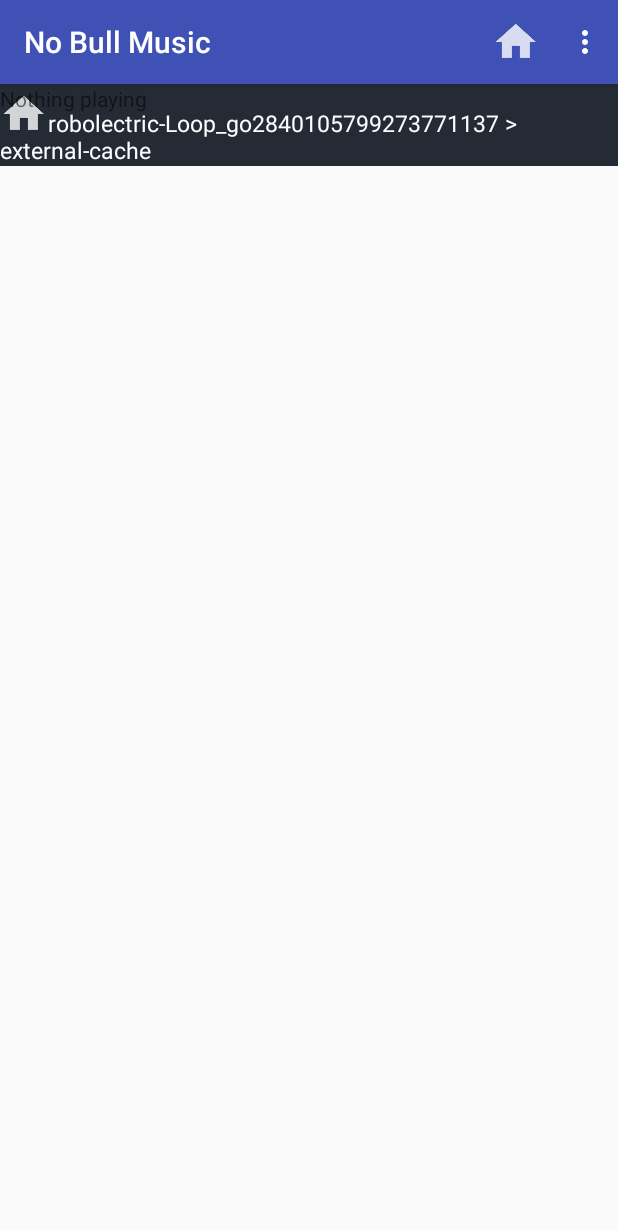
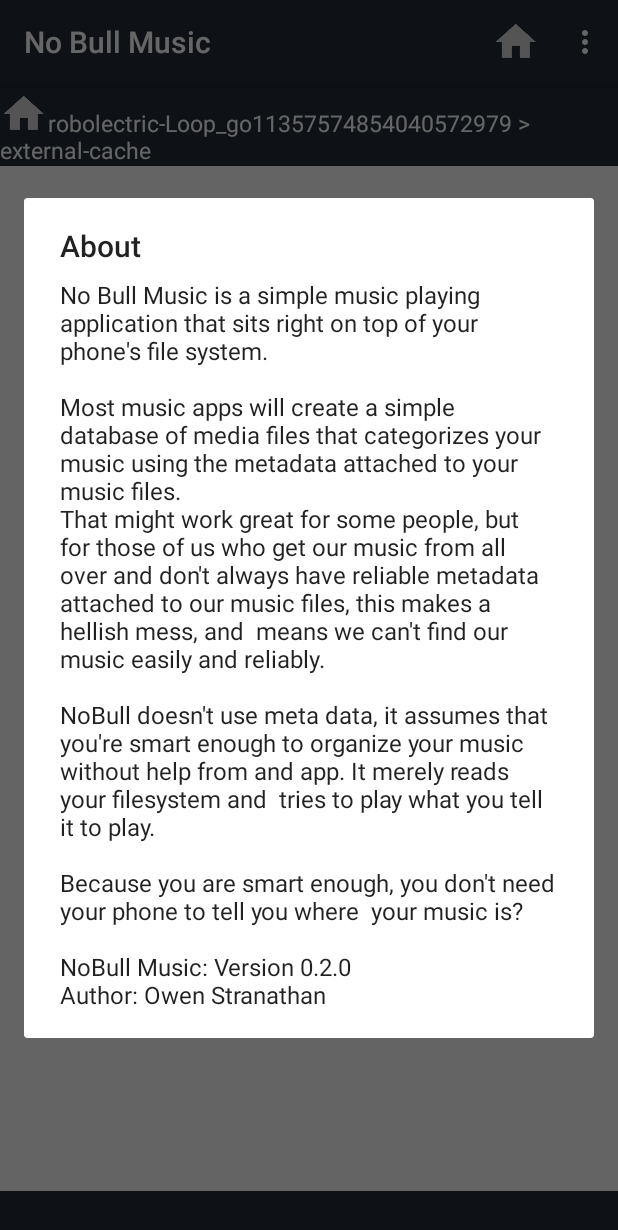
Before and after one commit to owenstranathan/NobleShitMusic, an Android app: the screen it shows after launch (MainActivity), in the options menu, after a tap on "About", on a phone screen of 412 x 824 dp. Shown: the top 1230 px of the screen. Run offline under Robolectric (Android 15) with nearby library versions, the phone set to English and light mode, and no system bars; 2 statements that could not run were skipped.

Commit message:
I think it's pretty much finished, gonna use it for a few days to work out any bugs that probably exist.

```diff
--- /dev/null
+++ b/app/src/main/java/com/noble_shit/noodle/nobleshitmusic/AboutDialogFragment.java
@@ -0,0 +1,36 @@
+package com.noble_shit.noodle.nobleshitmusic;
+
+import android.app.AlertDialog;
+import android.app.Dialog;
+import android.app.DialogFragment;
+import android.content.DialogInterface;
+import android.os.Bundle;
+
+/**
+ * Created by Noodle on 8/13/17.
+ */
+
+public class AboutDialogFragment extends DialogFragment {
+    @Override
+    public Dialog onCreateDialog(Bundle savedInstanceState) {
+
+        AlertDialog.Builder AboutDialog = new AlertDialog.Builder(getActivity());
+
+        AboutDialog.setTitle("About");
+
+        AboutDialog.setMessage("No Bull Music is a simple music playing application that sits right" +
+                " on top of your phone's file system.\n\nMost music apps will create a simple database of media files" +
+                " that categorizes your music using the metadata attached to your music files.\n" +
+                "That might work great for some people, but for those of us who get our music from all over " +
+                "and don't always have reliable metadata attached to our music files, this makes a hellish mess, and " +
+                " means we can't find our music easily and reliably.\n\nNoBull doesn't use meta data, it assumes" +
+                " that you're smart enough to organize your music without help from and app. It merely reads your filesystem and " +
+                " tries to play what you tell it to play. \n\nBecause you are smart enough, you don't need your phone to tell you where " +
+                " your music is?\n\n" +
+                "NoBull Music: Version " + getString(R.string.app_version) + "\n" +
+                "Author: " + getString(R.string.author));
+
+        return AboutDialog.create();
+
+    }
+}
--- a/app/src/main/java/com/noble_shit/noodle/nobleshitmusic/MainActivity.java
+++ b/app/src/main/java/com/noble_shit/noodle/nobleshitmusic/MainActivity.java
@@ -1,14 +1,19 @@
 package com.noble_shit.noodle.nobleshitmusic;
 
+import android.app.ActionBar;
+import android.app.DialogFragment;
+import android.content.BroadcastReceiver;
 import android.content.ComponentName;
 import android.content.Context;
 import android.content.Intent;
+import android.content.IntentFilter;
 import android.content.ServiceConnection;
 import android.content.SharedPreferences;
-import android.graphics.Typeface;
-import android.os.Build;
+import android.graphics.Color;
+import android.graphics.drawable.ColorDrawable;
 import android.os.Environment;
 import android.os.IBinder;
+import android.support.v4.content.LocalBroadcastManager;
 import android.support.v7.app.AppCompatActivity;
 import android.os.Bundle;
 import android.text.SpannableString;
@@ -19,7 +24,6 @@ import android.view.MenuInflater;
 import android.view.MenuItem;
 import android.view.View;
 import android.widget.AdapterView;
-import android.widget.ArrayAdapter;
 import android.widget.ListView;
 import android.widget.MediaController;
 import android.widget.TextView;
@@ -27,9 +31,7 @@ import android.widget.TextView;
 import com.noble_shit.noodle.MusicService;
 
 import java.io.File;
-import java.io.IOException;
 import java.util.ArrayList;
-import java.util.Arrays;
 import java.util.Collections;
 import java.util.List;
 
@@ -48,6 +50,7 @@ public class MainActivity extends AppCompatActivity
     private DirectoryStack  directoryStack;
 
     private TextView        directoryTextView;
+    private TextView        currentFileTextView;
 
     private boolean activityPaused = false;
 
@@ -62,7 +65,18 @@ public class MainActivity extends AppCompatActivity
 
     private MusicController musicController;
 
-    private boolean playbackPaused = false;
+
+    private Menu menu;
+
+    // Broadcast receiver to determine when music player has been prepared
+    private BroadcastReceiver onPrepareReceiver = new BroadcastReceiver() {
+        @Override
+        public void onReceive(Context c, Intent i) {
+            // When music player has been prepared, show controller
+            showController();
+        }
+    };
+
 
 
     /****************
@@ -72,6 +86,7 @@ public class MainActivity extends AppCompatActivity
     public boolean onCreateOptionsMenu(Menu menu) {
         MenuInflater inflater = getMenuInflater();
         inflater.inflate(R.menu.main, menu);
+        this.menu = menu;
         return true;
     }
 
@@ -82,12 +97,15 @@ public class MainActivity extends AppCompatActivity
                 directory=baseDirectory;
                 updateDirectoryListView();
                 updateDirectoryTextView();
+                return true;
             case R.id.SetAsHome:
                 baseDirectory = directory;
                 updateDirectoryTextView();
                 return true;
             case R.id.About:
                 // show about dialog
+                DialogFragment aboutDialog = new AboutDialogFragment();
+                aboutDialog.show(getFragmentManager(), "aboutDialog");
                 return true;
             case R.id.Donate:
                 // link to patreon
@@ -135,8 +153,13 @@ public class MainActivity extends AppCompatActivity
         // Retrieve a reference to the current directory text view and keep it
         directoryTextView = (TextView) findViewById(R.id.DirectoryTextView);
 
+        //Retrieve a reference to the currentFileTextView and keep it
+        currentFileTextView = (TextView) findViewById(R.id.CurrentSongTextView);
+
         // Debug assertion check
         if (BuildConfig.DEBUG && directoryTextView == null) { throw new AssertionError("directoryTextView is null"); }
+        if (BuildConfig.DEBUG && currentFileTextView == null) { throw new AssertionError("currentFileTextView is null"); }
+
 
         // Update the directory TextView to display the current directory
         updateDirectoryTextView();
@@ -171,7 +194,6 @@ public class MainActivity extends AppCompatActivity
 
     @Override
     public void onBackPressed() {
-        Log.d("SHIT FUCK", "FUCK");
         directoryStack.pop();
         if (directory.equals(Environment.getExternalStorageDirectory())) {
             super.onBackPressed();
@@ -195,12 +217,13 @@ public class MainActivity extends AppCompatActivity
             setMusicController();
             activityPaused = false;
         }
+        LocalBroadcastManager.getInstance(this).registerReceiver(onPrepareReceiver, new IntentFilter(MusicService.MEDIA_PLAYER_PREPARED));
     }
 
     @Override
     protected void onStop() {
         saveSettings();
-        musicController.hide();
+        hideController();
         super.onStop();
     }
 
@@ -257,6 +280,12 @@ public class MainActivity extends AppCompatActivity
         directoryTextView.setText(spnstr);
     }
 
+    private void updateCurrentSongTextView() {
+        String currentSong = musicService.getFilename();
+        currentFileTextView.setText(currentSong);
+    }
+
+
     private List<File> directoryList() {
         List list = new ArrayList();
         for(File f : directory.listFiles()){
@@ -266,6 +295,7 @@ public class MainActivity extends AppCompatActivity
         Collections.sort(list);
         return list;
     }
+
 
     /***************************
      * SERVICE RELATED METHODS *
@@ -280,6 +310,8 @@ public class MainActivity extends AppCompatActivity
             // Not sure about this
             //musicService.setDirectory(directory);
             musicServiceBound = true;
+
+            updateCurrentSongTextView();
         }
 
         @Override
@@ -305,25 +337,43 @@ public class MainActivity extends AppCompatActivity
      **************************/
 
     private void setMusicController() {
-        musicController = new MusicController(this);
+        if(musicController == null)
+            musicController = new MusicController(this);
         musicController.setPrevNextListeners(new View.OnClickListener() {
             @Override
             public void onClick(View view) {
-                // playNext();
+                playNext();
             }
         }, new View.OnClickListener() {
             @Override
             public void onClick(View view) {
-                // playPrevious();
+                playPrevious();
             }
         });
 
         musicController.setMediaPlayer(this);
-        musicController.setAnchorView(findViewById(R.id.DirectoryTextView));
+        musicController.setAnchorView(findViewById(R.id.DirectoryListView));
         musicController.setEnabled(true);
     }
 
 
+    private void showController() {
+        musicController.show(0);
+    }
+
+    private void hideController() {
+        musicController.hide();
+    }
+
+    public void toggleController(View view) {
+        if(musicService.isPrepared()) {
+            if (musicController.isShowing()) {
+                hideController();
+            } else {
+                showController();
+            }
+        }
+    }
 
     /************************************
      * MEDIACONTROLLER OVERRIDE METHODS *
@@ -335,7 +385,6 @@ public class MainActivity extends AppCompatActivity
 
     @Override
     public void pause() {
-        playbackPaused = true;
         musicService.pause();
     }
 
@@ -394,30 +443,30 @@ public class MainActivity extends AppCompatActivity
 
     private void playPrevious() {
         musicService.previous();
-        if (playbackPaused) {
-            setMusicController();
-            playbackPaused = false;
-        }
-        musicController.show(0);
+        updateCurrentSongTextView();
     }
 
     private void playNext() {
         musicService.next();
-        if (playbackPaused) {
-            setMusicController();
-            playbackPaused = false;
-        }
-        musicController.show(0);
+        updateCurrentSongTextView();
     }
 
     private void playSong(int i) {
         musicService.setDirectory(directoryList());
         musicService.setPlayIndex(i);
         musicService.playFile();
-        if (playbackPaused) {
-            setMusicController();
-            playbackPaused = false;
-        }
-        musicController.show(0);
+        updateCurrentSongTextView();
     }
+
+
+    /******************
+    * Public Methods *
+     *****************/
+
+    public Menu getMenu(){
+        return menu;
+    }
+
+
+
 }
--- a/app/src/main/java/com/noble_shit/noodle/nobleshitmusic/MusicController.java
+++ b/app/src/main/java/com/noble_shit/noodle/nobleshitmusic/MusicController.java
@@ -10,20 +10,22 @@ import android.widget.MediaController;
 
 public class MusicController extends MediaController {
 
+    MainActivity main;
+
     public MusicController(Context context){
-        super(context);
+        super(context, true);
+        main = (MainActivity) context;
     }
 
-    @Override
-    public boolean dispatchKeyEvent(KeyEvent event) {
-        switch (event.getKeyCode() ) {
-            case KeyEvent.KEYCODE_BACK:
-                this.hide();
-                return  true;
-            default:
-                return super.dispatchKeyEvent(event);
-        }
-    }
+//    @Override
+//    public boolean dispatchKeyEvent(KeyEvent event) {
+//        switch (event.getKeyCode() ) {
+//            case KeyEvent.KEYCODE_BACK:
+//                return  true;
+//            default:
+//                return super.dispatchKeyEvent(event);
+//        }
+//    }
 
     @Override
     public void hide() {
--- a/app/src/main/res/layout/activity_main.xml
+++ b/app/src/main/res/layout/activity_main.xml
@@ -19,17 +19,23 @@
         <ListView
             android:layout_width="match_parent"
             android:layout_height="match_parent"
+            android:layout_weight="1"
             android:id="@+id/DirectoryListView"> </ListView>
 
-
+        <TextView
+            android:id="@+id/CurrentSongTextView"
+            android:layout_width="match_parent"
+            android:layout_height="wrap_content"
+            android:background="#242b35"
+            android:textColor="#fcfdff"
+            android:text="Nothing playing"
+            android:padding="5dp"
+            android:onClick="toggleController"
+            />
 
 
     </LinearLayout>
 
-    <TextView
-        android:layout_width="match_parent"
-        android:layout_height="wrap_content"
-        android:text="Nothing playing"
-        />
+
 
 </RelativeLayout>
--- a/app/src/main/res/menu/main.xml
+++ b/app/src/main/res/menu/main.xml
@@ -3,14 +3,14 @@
     xmlns:app="http://schemas.android.com/apk/res-auto">
     <item
         android:id="@+id/GoToHome"
+        android:icon="@drawable/ic_home"
         android:orderInCategory="1"
-        android:icon="@drawable/ic_home"
-        app:showAsAction="always" />
+        android:title="GoToHome"
+        app:showAsAction="ifRoom|withText" />
     <item
         android:id="@+id/SetAsHome"
         android:orderInCategory="2"
         android:title="@string/set_as_home"/>
-
     <item
         android:id="@+id/About"
         android:title="@string/about"
--- a/app/src/main/res/values/colors.xml
+++ b/app/src/main/res/values/colors.xml
@@ -1,6 +1,8 @@
 <?xml version="1.0" encoding="utf-8"?>
 <resources>
-    <color name="colorPrimary">#3F51B5</color>
-    <color name="colorPrimaryDark">#303F9F</color>
-    <color name="colorAccent">#FF4081</color>
+    <color name="colorPrimary">#242b35</color>
+    <color name="colorPrimaryDark">#1d232b</color>
+    <color name="colorAccent">#babbbc</color>
+    <!--This is a pink color that I like and don't want to look. Just incase I wanna use it later-->
+    <!--<color name="colorAccent">#FF4081</color>-->
 </resources>
--- a/app/src/main/res/values/strings.xml
+++ b/app/src/main/res/values/strings.xml
@@ -2,6 +2,8 @@
     <string name="app_name">No Bull Music</string>
     <string name="donate">Donate</string>
     <string name="about">About</string>
-    <string name="set_as_home">Set as Home</string>
+    <string name="set_as_home">Set home</string>
     <string name="quit">Quit</string>
+    <string name="app_version">0.2.0</string>
+    <string name="author">"Owen Stranathan"</string>
 </resources>
```
Also changed, not shown: app/src/main/java/com/noble_shit/noodle/MusicService.java (+21 -0 lines), app/src/main/res/drawable-hdpi/ic_up_arrow.png (added), app/src/main/res/drawable-mdpi/ic_up_arrow.png (added), app/src/main/res/drawable-xhdpi/ic_up_arrow.png (added), app/src/main/res/drawable-xxhdpi/ic_up_arrow.png (added).
